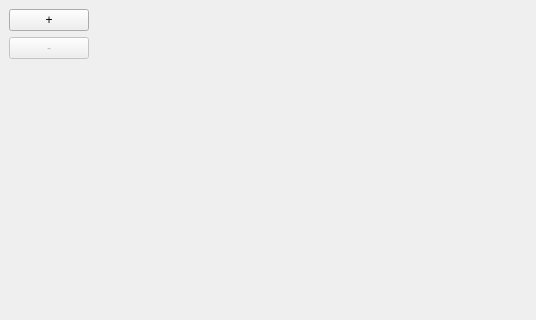
Before: the Qt Designer form bitbots_team_data_sim_rqt/resource/RobotTeamDataSimulator.ui in wangbin0619/bitbots_main_backup_20250909, drawn with Qt 5; both pictures show x 0 to 536 and y 0 to 320 of the 536 by 590 pixel window.
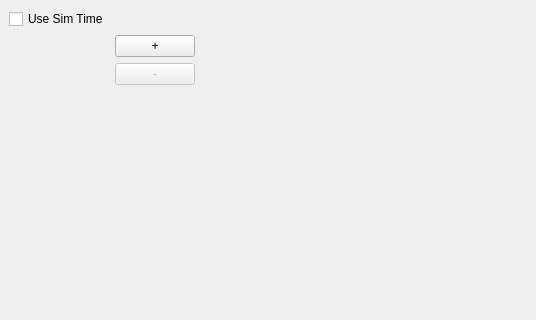
After: the same form once the commit is applied.

Commit message: add check box to use sim time

```diff
--- a/bitbots_team_data_sim_rqt/resource/RobotTeamDataSimulator.ui
+++ b/bitbots_team_data_sim_rqt/resource/RobotTeamDataSimulator.ui
@@ -15,7 +15,7 @@
   </property>
   <widget class="QWidget" name="centralwidget">
    <layout class="QGridLayout" name="gridLayout">
-    <item row="0" column="1">
+    <item row="1" column="1">
      <layout class="QVBoxLayout" name="ButtonLayout">
       <item>
        <widget class="QPushButton" name="PlusButton">
@@ -48,11 +48,11 @@
       </item>
      </layout>
     </item>
-    <item row="0" column="0">
+    <item row="1" column="0">
      <layout class="QHBoxLayout" name="robots_layout">
      </layout>
     </item>
-    <item row="1" column="1">
+    <item row="2" column="2">
      <spacer name="verticalSpacer">
       <property name="orientation">
        <enum>Qt::Vertical</enum>
@@ -65,6 +65,22 @@
       </property>
      </spacer>
     </item>
+    <item row="0" column="0">
+       <widget class="QCheckBox" name="SimTimeCheckbox">
+        <property name="sizePolicy">
+         <sizepolicy hsizetype="Fixed" vsizetype="Fixed">
+          <horstretch>0</horstretch>
+          <verstretch>0</verstretch>
+         </sizepolicy>
+        </property>
+        <property name="text">
+         <string>Use Sim Time</string>
+        </property>
+        <property name="enabled">
+         <bool>true</bool>
+        </property>
+       </widget>
+    </item>
     <item row="0" column="2">
      <spacer name="horizontalSpacer">
       <property name="orientation">
```
The commit also changes 1 other file.
